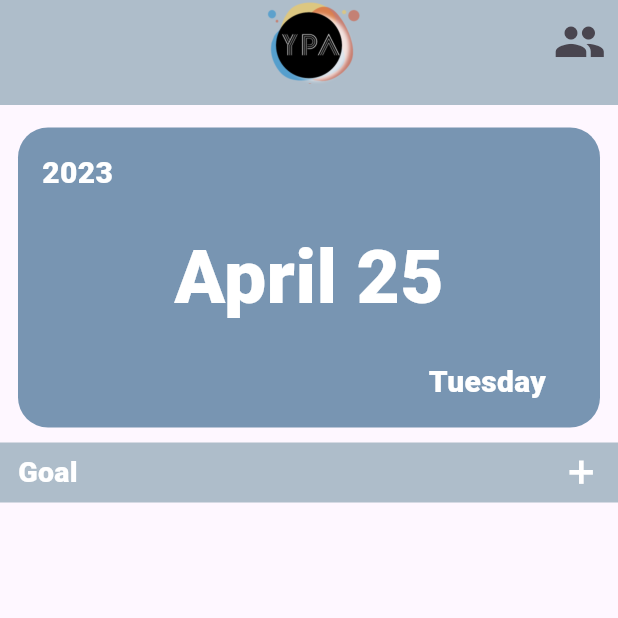
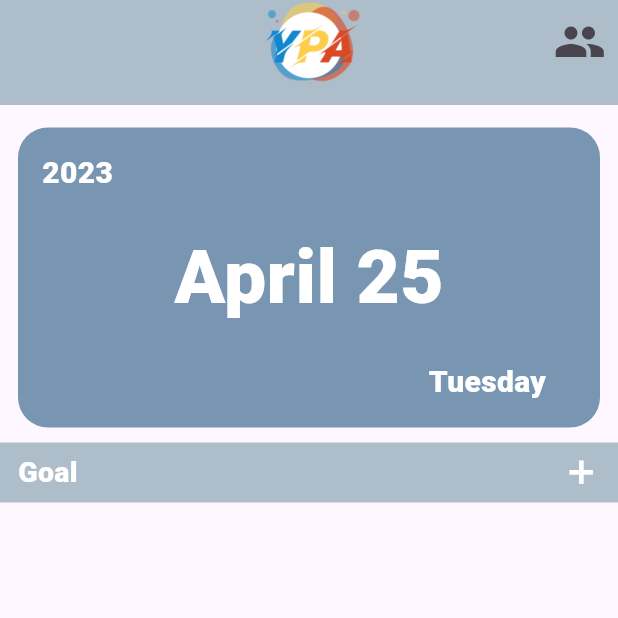
Before and after one commit to kcrmin/ypa, a Flutter app: the screen it shows after launch, on a phone screen of 412 x 824 dp, the top half of it. Run offline on Flutter 3.47's test engine with Material 2 defaults, Android fonts, the phone set to English and light mode, and no system bars; our stand-ins replace drift, fl_chart, get_it, numberpicker, step_progress_indicator, table_calendar and 1 more; accounts and stored records are empty; generated files the repository leaves out were written again.

Commit message:
- adapt real device design

```diff
--- a/lib/component/pie_chart.dart
+++ b/lib/component/pie_chart.dart
@@ -40,9 +40,9 @@ class MoodPieChart extends StatelessWidget {
     return Container(
       width: MediaQuery.of(context).size.width - 16,
       child: Column(
+        mainAxisSize: MainAxisSize.max,
         children: [
           Container(
-            height: 270,
             child: Stack(
               children: [
                 Align(
--- a/lib/component/todo_item.dart
+++ b/lib/component/todo_item.dart
@@ -23,7 +23,7 @@ class TodoContainer extends StatelessWidget {
       shape: RoundedRectangleBorder(
         borderRadius: BorderRadius.circular(20),
       ),
-      margin: const EdgeInsets.symmetric(horizontal: 25.0, vertical: 9.0),
+      margin: const EdgeInsets.symmetric(horizontal: 25.0, vertical: 5.0),
       child: CheckboxListTile(
         checkboxShape: const CircleBorder(eccentricity: 0.9),
         contentPadding: const EdgeInsets.all(3),
--- a/lib/data/daily_mood.dart
+++ /dev/null
@@ -1,18 +0,0 @@
-class dailyMood {
-  DateTime day;
-  String color;
-  dailyMood(this.day, this.color);
-}
-
-List<dailyMood> moodList = [
-];
-
-// DateTime.utc(2023, 3, 16) : Colors.red,
-// DateTime.utc(2023, 3, 18) : Colors.red,
-// DateTime.utc(2023, 4, 1) : Colors.red,
-// DateTime.utc(2023, 4, 1) : Colors.red,
-// DateTime.utc(2023, 4, 2) : Colors.blue,
-// DateTime.utc(2023, 4, 3) : Colors.orange,
-// DateTime.utc(2023, 4, 4) : Colors.red,
-// DateTime.utc(2023, 4, 5) : Colors.pink,
-// DateTime.utc(2023, 4, 6) : Colors.indigoAccent,
--- a/lib/data/todo_item.dart
+++ /dev/null
@@ -1,6 +0,0 @@
-class todoItem {
-  DateTime day;
-  bool completed;
-  String title;
-  todoItem(this.day, this.completed, this.title);
-}
--- a/lib/database/drift_database.dart
+++ b/lib/database/drift_database.dart
@@ -54,7 +54,7 @@ class LocalDatabase extends _$LocalDatabase {
   Future<List<Todo>> getTodos() => select(todos).get();
 
   Stream<List<Todo>> getTodoByDate(DateTime day) =>
-      (select(todos)..where((tbl) => tbl.date.equals(day))).watch();
+      (select(todos)..where((tbl) => tbl.date.equals(day))..orderBy([(t) => OrderingTerm.desc(t.completed)])).watch();
 
   Future<List<MoodColor>> getColors() => select(moodColors).get();
 
--- a/lib/layout/main_layout.dart
+++ b/lib/layout/main_layout.dart
@@ -21,7 +21,7 @@ class MainLayout extends StatelessWidget {
               Navigator.of(context).popUntil((route) => route.isFirst);
             },
             icon: Image.asset(
-              'asset/img/YPA_logo.png',
+              'asset/img/10_F.png',
               scale: 6,
             ),
           ),
--- a/lib/screen/home_screen.dart
+++ b/lib/screen/home_screen.dart
@@ -11,7 +11,6 @@ import 'package:ypa/util/goal_dialog.dart';
 import 'package:ypa/component/pie_chart.dart';
 
 import '../component/calendar.dart';
-import '../data/daily_mood.dart';
 
 class HomeScreen extends StatefulWidget {
   const HomeScreen({Key? key}) : super(key: key);
@@ -23,15 +22,6 @@ class HomeScreen extends StatefulWidget {
 class _HomeScreenState extends State<HomeScreen> {
   DateTime selectedDay = DateTime.now();
   DateTime focusedDay = DateTime.now();
-  List<dailyMood> moodList = [
-    dailyMood(DateTime.utc(2023, 3, 16), '7887de'),
-    dailyMood(DateTime.utc(2023, 3, 9), '7887de'),
-    dailyMood(DateTime.utc(2023, 4, 16), '7887de'),
-    dailyMood(DateTime.utc(2023, 4, 20), '7887de'),
-    dailyMood(DateTime.utc(2023, 4, 16), '7887de'),
-    dailyMood(DateTime.utc(2023, 4, 22), '7887de'),
-    dailyMood(DateTime.utc(2023, 4, 1), '7887de'),
-  ];
 
   @override
   Widget build(BuildContext context) {
@@ -47,7 +37,7 @@ class _HomeScreenState extends State<HomeScreen> {
           ),
           HomeBanner(title: "Goal"),
           SizedBox(
-            height: 10,
+            height: 4,
           ),
           _Bottom(),
         ],
@@ -87,11 +77,13 @@ class _Top extends StatelessWidget {
   @override
   Widget build(BuildContext context) {
     return GestureDetector(
-      onTap: (){
+      onTap: () {
         Navigator.of(context).pushNamed('/mood');
       },
       child: Padding(
-        padding: const EdgeInsets.symmetric(horizontal: 12.0),
+        padding: const EdgeInsets.symmetric(
+          horizontal: 12.0,
+        ),
         child: DateCard(),
       ),
     );
@@ -99,30 +91,34 @@ class _Top extends StatelessWidget {
 }
 
 class _Bottom extends StatelessWidget {
-  const _Bottom({
-    Key? key}) : super(key: key);
+  const _Bottom({Key? key}) : super(key: key);
 
   @override
   Widget build(BuildContext context) {
     return Expanded(
       child: Padding(
-        padding: const EdgeInsets.all(8.0),
+        padding: const EdgeInsets.all(12.0),
         child: StreamBuilder<List<Goal>>(
             stream: GetIt.I<LocalDatabase>().getGoals(),
             builder: (context, snapshot) {
               // error
-            if(snapshot.hasError){
-              return Center(child: Text("Something went wrong"),);
+              if (snapshot.hasError) {
+                return Center(
+                  child: Text("Something went wrong"),
+                );
               }
               // Future build ran for the first time and Loading
-            if(snapshot.connectionState != ConnectionState.none && !snapshot.hasData){
-              return Center(child: CircularProgressIndicator());
+              if (snapshot.connectionState != ConnectionState.none &&
+                  !snapshot.hasData) {
+                return Center(
+                  child: CircularProgressIndicator(),
+                );
               }
               return ListView.separated(
                 itemCount: snapshot.data!.length,
                 separatorBuilder: (context, index) {
                   return SizedBox(
-                  height: 8.0,
+                    height: 12.0,
                   );
                 },
                 itemBuilder: (context, index) {
@@ -133,8 +129,9 @@ class _Bottom extends StatelessWidget {
                     child: Dismissible(
                       key: ObjectKey(snapshot.data![index].id),
                       direction: DismissDirection.endToStart,
-                    onDismissed: (DismissDirection direction){
-                      GetIt.I<LocalDatabase>().removeGoalById(snapshot.data![index].id);
+                      onDismissed: (DismissDirection direction) {
+                        GetIt.I<LocalDatabase>()
+                            .removeGoalById(snapshot.data![index].id);
                       },
                       child: GoalCard(
                         id: snapshot.data![index].id,
@@ -146,8 +143,7 @@ class _Bottom extends StatelessWidget {
                   );
                 },
               );
-          }
-        ),
+            }),
       ),
     );
   }
--- a/lib/screen/mood_screen.dart
+++ b/lib/screen/mood_screen.dart
@@ -10,7 +10,6 @@ import 'package:ypa/screen/todo_screen.dart';
 import 'package:ypa/component/pie_chart.dart';
 
 import '../component/calendar.dart';
-import '../data/daily_mood.dart';
 
 class MoodScreen extends StatefulWidget {
   const MoodScreen({Key? key}) : super(key: key);
@@ -267,7 +266,7 @@ class _Bottom extends StatelessWidget {
                     selectedColor = snapshot.data?.colorId;
 
                     return MoodPieChart(
-                      radius: 80,
+                      radius: 60,
                       angry_value: (angry.length.toDouble() / total) * 100,
                       frustrated_value:
                           (frustrated.length.toDouble() / total) * 100,
```
Also changed, not shown: lib/component/calendar.dart (+5 -14 lines), lib/component/calendar_bar.dart (+4 -21 lines), lib/component/goal_form.dart (+13 -5 lines), lib/screen/todo_screen.dart (+13 -4 lines), asset/img/10_F.png (added). Lines whose indentation alone changed are shown as unchanged.
